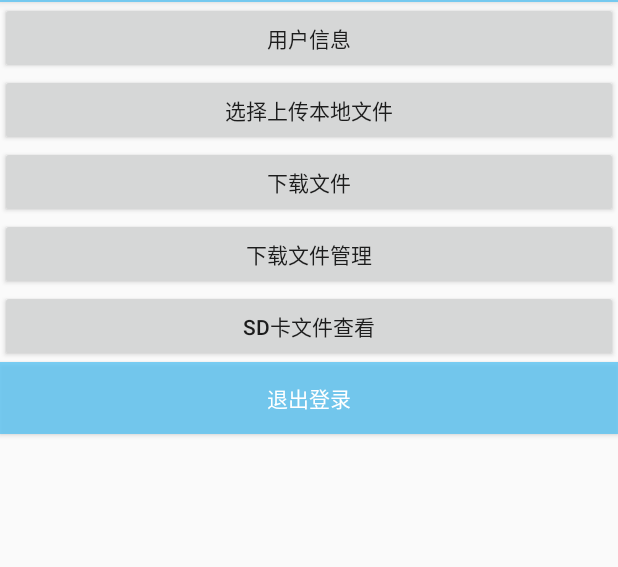
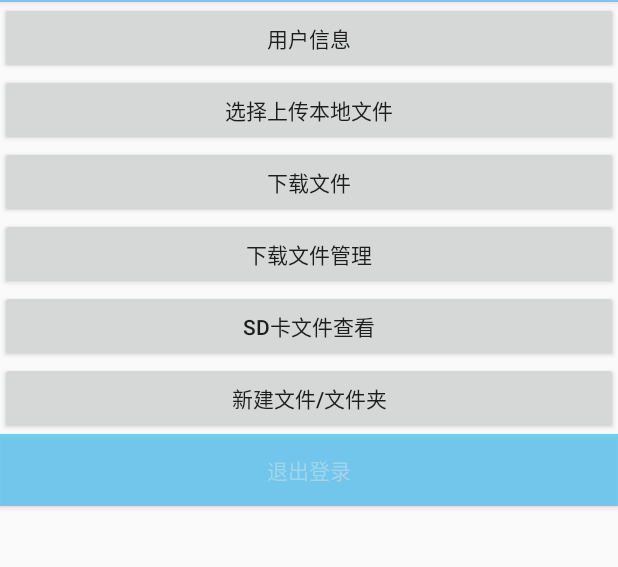
Before and after one commit to CardiQ/AndroidFileHolder-Cloud, an Android app: the MainActivity screen opened directly, with no data from a screen before it, on a phone screen of 412 x 824 dp, the part 82-649 px from its top. Run offline under Robolectric (Android 15) with nearby library versions, the phone set to English and light mode, and no system bars.

Commit message:
第三次提交，修改了上传的路径问题，增加新建文件夹/文件

```diff
--- a/app/src/main/AndroidManifest.xml
+++ b/app/src/main/AndroidManifest.xml
@@ -22,7 +22,7 @@
         <activity
             android:name=".FileExplorer.FileExplorerActivity"
             android:exported="false" />
-        <activity android:name=".loginActivity" >
+        <activity android:name=".LoginActivity" >
             <intent-filter>
                 <action android:name="android.intent.action.MAIN" />
 
--- a/app/src/main/java/com/example/justloginregistertest/loginActivity.java
+++ b/app/src/main/java/com/example/justloginregistertest/LoginActivity.java
@@ -30,7 +30,7 @@ import java.util.ArrayList;
  * 就可以把onClick事件写到onCreate()方法之外
  * 这样，onCreate()方法中的代码就不会显得很冗余
  */
-public class loginActivity extends AppCompatActivity implements View.OnClickListener {
+public class LoginActivity extends AppCompatActivity implements View.OnClickListener {
     /**
      * 声明自己写的 DBOpenHelper 对象
      * DBOpenHelper(extends SQLiteOpenHelper) 主要用来
--- a/app/src/main/java/com/example/justloginregistertest/RegisterActivity.java
+++ b/app/src/main/java/com/example/justloginregistertest/RegisterActivity.java
@@ -81,7 +81,7 @@ public class RegisterActivity extends AppCompatActivity implements View.OnClickL
     public void onClick(View view) {
         switch (view.getId()) {
             case R.id.iv_registeractivity_back: //返回登录页面
-                Intent intent1 = new Intent(this, loginActivity.class);
+                Intent intent1 = new Intent(this, LoginActivity.class);
                 startActivity(intent1);
                 finish();
                 break;
--- a/app/src/main/java/com/example/justloginregistertest/UserActivity.java
+++ b/app/src/main/java/com/example/justloginregistertest/UserActivity.java
@@ -67,7 +67,7 @@ public class UserActivity extends AppCompatActivity implements View.OnClickListe
                 finish();
                 break;
             case R.id.button2:
-                intent = new Intent(this, loginActivity.class);
+                intent = new Intent(this, LoginActivity.class);
                 break;
         }
         startActivity(intent);
--- a/app/src/main/java/com/example/justloginregistertest/WebUtils/FileNewer.java
+++ /dev/null
@@ -1,5 +0,0 @@
-package com.example.justloginregistertest.WebUtils;
-
-public class FileNewer {
-
-}
--- a/app/src/main/java/com/example/justloginregistertest/WebUtils/FileWebMaster.java
+++ b/app/src/main/java/com/example/justloginregistertest/WebUtils/FileWebMaster.java
@@ -133,7 +133,7 @@ public class FileWebMaster {
                 outputStream.write(data, 0, len);
                 currentLength += len;
                 //计算当前下载进度
-                Log.d("TAG", "下载 进度 = " + (int) (100 * currentLength / totalLength));
+                //Log.d("TAG", "下载 进度 = " + (int) (100 * currentLength / totalLength));
             }
             //下载完成，并返回保存的文件路径
             Log.d("TAG","下载完成 file.getAbsolutePath() = "+file.getAbsolutePath());
--- a/app/src/main/java/com/example/justloginregistertest/WebUtils/WebRequest.java
+++ b/app/src/main/java/com/example/justloginregistertest/WebUtils/WebRequest.java
@@ -20,7 +20,7 @@ public class WebRequest {
 
     //String url="http://192.168.4.11:8080/test/";//TD 5G
     String url="http://192.168.0.4:8080/test/";//LAB
-    String TAG = "请求内容：";
+    String TAG = "TAG";
 
     /**
      * 1.添加依赖
--- a/app/src/main/res/layout/activity_login.xml
+++ b/app/src/main/res/layout/activity_login.xml
@@ -13,7 +13,7 @@
     android:layout_width="match_parent"
     android:layout_height="match_parent"
     android:background="#eeeeee"
-    tools:context=".loginActivity">
+    tools:context=".LoginActivity">
 <!--
 整体是相对布局，
 在整体上方放三个东西，这三个东西也是相对布局
--- a/app/src/main/res/layout/activity_main.xml
+++ b/app/src/main/res/layout/activity_main.xml
@@ -4,50 +4,56 @@
     xmlns:tools="http://schemas.android.com/tools"
     android:layout_width="match_parent"
     android:layout_height="match_parent"
-    tools:context=".MainActivity"
-    android:orientation="vertical">
+    android:orientation="vertical"
+    tools:context=".MainActivity">
 
     <Button
         android:id="@+id/btn2"
-        android:text="用户信息"
         android:layout_width="match_parent"
         android:layout_height="wrap_content"
-        android:onClick="onClick"/>
+        android:onClick="onClick"
+        android:text="用户信息" />
 
     <Button
         android:id="@+id/btn5"
-        android:text="选择上传本地文件"
         android:layout_width="match_parent"
         android:layout_height="wrap_content"
-        android:onClick="pickFile"/>
+        android:onClick="pickFile"
+        android:text="选择上传本地文件" />
 
     <Button
         android:id="@+id/btn6"
-        android:text="下载文件"
         android:layout_width="match_parent"
         android:layout_height="wrap_content"
-        android:onClick="loadFile"/>
+        android:onClick="loadFile"
+        android:text="下载文件" />
 
     <Button
         android:id="@+id/btn3"
-        android:text="下载文件管理"
         android:layout_width="match_parent"
         android:layout_height="wrap_content"
-        android:onClick="onClick"/>
+        android:onClick="onClick"
+        android:text="下载文件管理" />
 
     <Button
         android:id="@+id/btn4"
-        android:text="SD卡文件查看"
         android:layout_width="match_parent"
         android:layout_height="wrap_content"
-        android:onClick="onClick"/>
+        android:onClick="onClick"
+        android:text="SD卡文件查看" />
+
+    <Button
+        android:id="@+id/bt_plus"
+        android:layout_width="match_parent"
+        android:layout_height="wrap_content"
+        android:onClick="plus"
+        android:text="新建文件/文件夹" />
 
     <Button
         android:id="@+id/bt_main_logout"
         android:layout_width="match_parent"
         android:layout_height="wrap_content"
+        android:background="@color/colorPrimary"
         android:text="退出登录"
-        android:textColor="@color/colorAccent"
-        android:background="@color/colorPrimary"
-        />
+        android:textColor="@color/colorAccent" />
 </LinearLayout>
--- a/app/src/main/res/values/colors.xml
+++ b/app/src/main/res/values/colors.xml
@@ -2,6 +2,6 @@
 <resources>
     <color name="colorPrimary">#C858C4F4</color>
     <color name="colorPrimaryDark">#03A9F4</color>
-    <color name="colorAccent">#FFFFFF</color>
+    <color name="colorAccent">#A1D5EC</color>
     <color name="color_minefragment_top">#C858C4F4</color>
 </resources>
```
Also changed, not shown: app/src/main/java/com/example/justloginregistertest/FileExplorer/FileExplorerActivity.java (+0 -8 lines), app/src/main/java/com/example/justloginregistertest/FileExplorer/FileNewer.java (added, +31 -0 lines), app/src/main/java/com/example/justloginregistertest/MainActivity.java (+58 -24 lines), app/src/main/res/mipmap-xhdpi/dialog.png (added), app/src/main/res/mipmap-xhdpi/plus.png (added).
